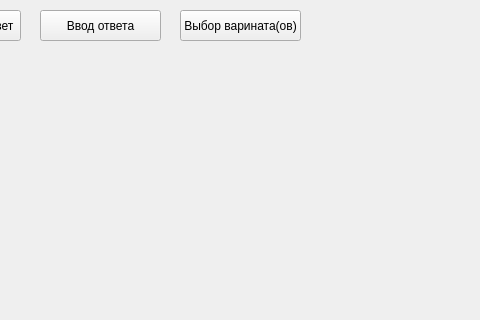
Old version of the form files/creator_files/creator_ui_files/creator_ui1.ui in the repository yymato/MapTest; both pictures show x 120 to 600 and y 0 to 320 of the 1202 by 824 pixel window.
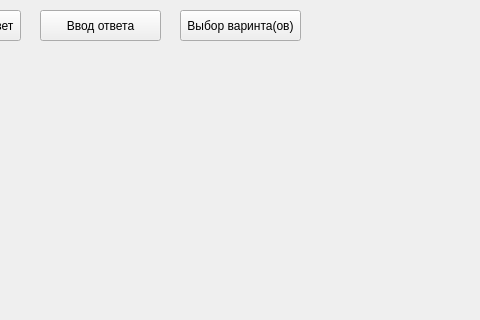
New version of the form.

Commit message: Исправлена ошибка в слове меню "Выбор вариантов"

Diff of the .ui file:
```diff
--- a/files/creator_files/creator_ui_files/creator_ui1.ui
+++ b/files/creator_files/creator_ui_files/creator_ui1.ui
@@ -76,7 +76,7 @@
      </rect>
     </property>
     <property name="text">
-     <string>Выбор варината(ов)</string>
+     <string>Выбор варинта(ов)</string>
     </property>
    </widget>
   </widget>
```
The commit also changes 3 other files.
